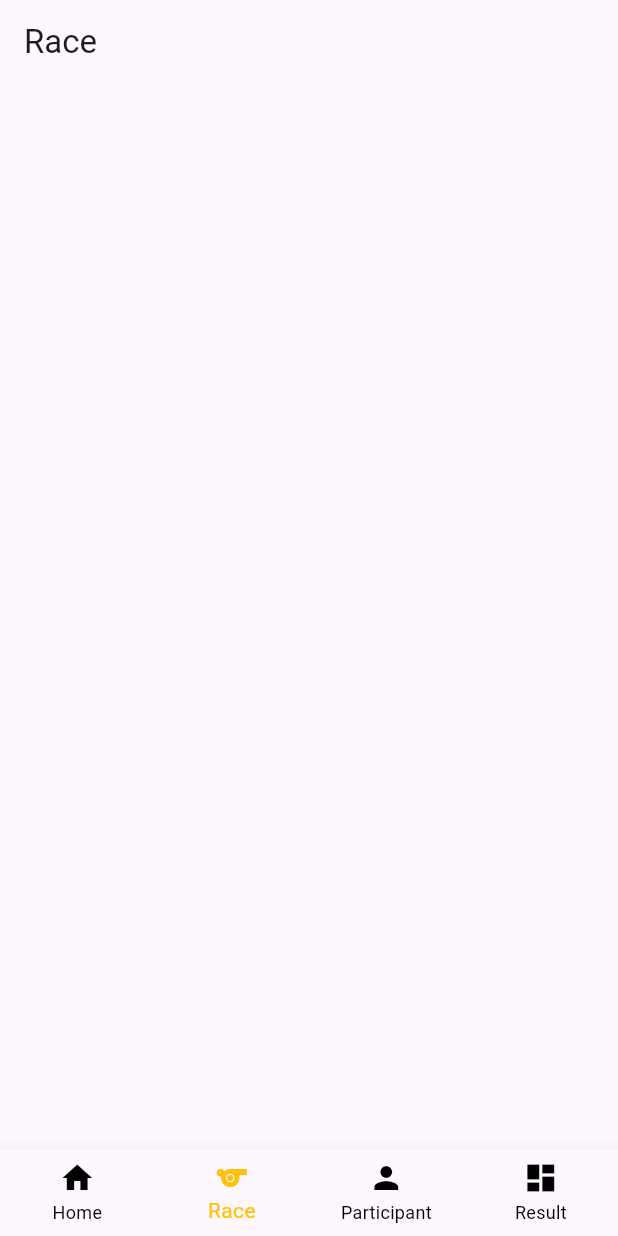
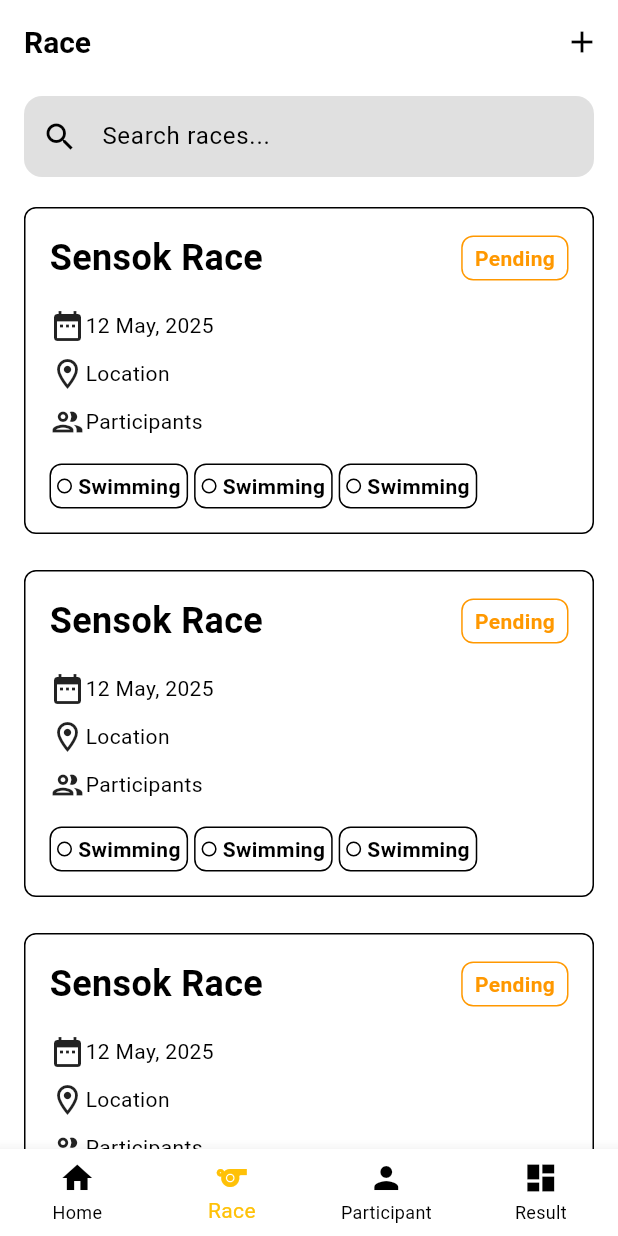
Before and after one commit to chimlimhao/Race-Tracker, a Flutter app: the screen it shows after launch, item 2 of the bottom bar chosen, on a phone screen of 412 x 824 dp. Run offline on Flutter 3.47's test engine with Material 3 defaults, Android fonts, the phone set to English and light mode, and no system bars.

Commit message:
RT-002: Implemented the race screen content(static UI), race creation form, and race detail screen.

```diff
--- a/lib/main.dart
+++ b/lib/main.dart
@@ -11,6 +11,26 @@ class MyApp extends StatelessWidget {
   // This widget is the root of your application.
   @override
   Widget build(BuildContext context) {
-    return MaterialApp(home: NavContainer());
+    return MaterialApp(
+      debugShowCheckedModeBanner: false,
+      theme: ThemeData(
+        scaffoldBackgroundColor: Colors.white,
+        appBarTheme: AppBarTheme(
+          backgroundColor: Colors.white,
+          elevation: 0,
+          iconTheme: IconThemeData(color: Colors.black),
+          titleTextStyle: TextStyle(
+            color: Colors.black,
+            fontSize: 20,
+            fontWeight: FontWeight.bold,
+          ),
+        ),
+        colorScheme: ColorScheme.light(
+          surface: Colors.white,
+          primary: Colors.black,
+        ),
+      ),
+      home: NavContainer(),
+    );
   }
 }
--- a/lib/ui/screens/race_screen.dart
+++ b/lib/ui/screens/race_screen.dart
@@ -1,10 +1,40 @@
 import 'package:flutter/material.dart';
+import 'package:race_tracker/ui/screens/race_form_screen.dart';
+import 'package:race_tracker/ui/screens/widgets/buttons/race_search.dart';
+import 'package:race_tracker/ui/screens/widgets/cards/race_card.dart';
 
 class RaceScreen extends StatelessWidget {
   const RaceScreen({super.key});
 
   @override
   Widget build(BuildContext context) {
-    return Scaffold(appBar: AppBar(title: Text('Race')));
+    return Scaffold(
+      appBar: AppBar(
+        title: Text('Race'),
+        actions: [
+          IconButton(
+            icon: Icon(Icons.add),
+            onPressed: () {
+              Navigator.of(context).push(
+                MaterialPageRoute(builder: (context) => const RaceFormScreen()),
+              );
+            },
+          ),
+        ],
+      ),
+      body: Column(
+        children: [
+          RaceSearch(),
+          Expanded(
+            child: ListView.builder(
+              itemCount: 5,
+              itemBuilder: (context, index) {
+                return RaceCard();
+              },
+            ),
+          ),
+        ],
+      ),
+    );
   }
 }
--- /dev/null
+++ b/lib/ui/screens/widgets/buttons/race_search.dart
@@ -0,0 +1,44 @@
+import 'package:flutter/material.dart';
+
+class RaceSearch extends StatefulWidget {
+  const RaceSearch({super.key});
+
+  @override
+  State<RaceSearch> createState() => _RaceSearchState();
+}
+
+class _RaceSearchState extends State<RaceSearch> {
+  final TextEditingController _searchController = TextEditingController();
+
+  @override
+  void dispose() {
+    _searchController.dispose();
+    super.dispose();
+  }
+
+  @override
+  Widget build(BuildContext context) {
+    return Padding(
+      padding: const EdgeInsets.symmetric(horizontal: 16.0, vertical: 8.0),
+      child: Container(
+        decoration: BoxDecoration(
+          color: Colors.grey[300],
+          borderRadius: BorderRadius.circular(12),
+        ),
+        child: TextField(
+          controller: _searchController,
+          decoration: InputDecoration(
+            hintText: 'Search races...',
+            prefixIcon: Icon(Icons.search),
+            border: InputBorder.none,
+            contentPadding: EdgeInsets.symmetric(vertical: 15),
+          ),
+          onChanged: (value) {
+            // You can implement search logic here
+            print('Searching for: $value');
+          },
+        ),
+      ),
+    );
+  }
+}
--- /dev/null
+++ b/lib/ui/screens/widgets/cards/race_card.dart
@@ -0,0 +1,83 @@
+import 'package:flutter/material.dart';
+import 'package:race_tracker/ui/screens/race_detail_screen.dart';
+import 'package:race_tracker/ui/utils/segment_chip.dart';
+import 'package:race_tracker/ui/utils/status_chip.dart';
+
+class RaceCard extends StatefulWidget {
+  const RaceCard({super.key});
+
+  @override
+  State<RaceCard> createState() => _RaceCardState();
+}
+
+class _RaceCardState extends State<RaceCard> {
+  @override
+  Widget build(BuildContext context) {
+    return InkWell(
+      child: Container(
+        margin: EdgeInsets.symmetric(horizontal: 16, vertical: 12),
+        padding: EdgeInsets.symmetric(vertical: 16),
+        decoration: BoxDecoration(
+          border: Border.all(),
+          borderRadius: BorderRadius.circular(8),
+        ),
+        child: Column(
+          mainAxisSize: MainAxisSize.min,
+          children: [
+            Container(
+              padding: EdgeInsets.symmetric(horizontal: 16),
+              child: Row(
+                mainAxisAlignment: MainAxisAlignment.spaceBetween,
+                children: [
+                  Text(
+                    'Sensok Race',
+                    style: TextStyle(fontSize: 24, fontWeight: FontWeight.bold),
+                  ),
+                  StatusChip(status: Status.pending),
+                ],
+              ),
+            ),
+            SizedBox(height: 16),
+            Container(
+              padding: EdgeInsets.symmetric(horizontal: 16),
+              child: Column(
+                children: [
+                  Row(children: [Icon(Icons.date_range), Text('12 May, 2025')]),
+                  SizedBox(height: 8),
+                  Row(
+                    children: [
+                      Icon(Icons.location_on_outlined),
+                      Text('Location'),
+                    ],
+                  ),
+                  SizedBox(height: 8),
+                  Row(
+                    children: [
+                      Icon(Icons.people_outline_outlined),
+                      Text('Participants'),
+                    ],
+                  ),
+                  SizedBox(height: 16),
+                  Row(
+                    children: [
+                      SegmentChip(),
+                      SizedBox(width: 4),
+                      SegmentChip(),
+                      SizedBox(width: 4),
+                      SegmentChip(),
+                    ],
+                  ),
+                ],
+              ),
+            ),
+          ],
+        ),
+      ),
+      onTap: () {
+        Navigator.of(context).push(
+          MaterialPageRoute(builder: (context) => const RaceDetailScreen()),
+        );
+      },
+    );
+  }
+}
--- /dev/null
+++ b/lib/ui/utils/segment_chip.dart
@@ -0,0 +1,35 @@
+import 'package:flutter/material.dart';
+
+class SegmentChip extends StatefulWidget {
+  const SegmentChip({super.key});
+
+  @override
+  State<SegmentChip> createState() => _SegmentChipState();
+}
+
+class _SegmentChipState extends State<SegmentChip> {
+  @override
+  Widget build(BuildContext context) {
+    return Container(
+      decoration: BoxDecoration(
+        border: Border.all(),
+        borderRadius: BorderRadius.circular(8),
+      ),
+      padding: EdgeInsets.all(4),
+      child: Row(
+        children: [
+          Container(
+            decoration: BoxDecoration(
+              border: Border.all(),
+              borderRadius: BorderRadius.circular(50),
+            ),
+            width: 10,
+            height: 10,
+          ),
+          SizedBox(width: 4),
+          Text('Swimming', style: TextStyle(fontWeight: FontWeight.bold)),
+        ],
+      ),
+    );
+  }
+}
--- /dev/null
+++ b/lib/ui/utils/status_chip.dart
@@ -0,0 +1,54 @@
+import 'package:flutter/material.dart';
+
+enum Status { pending, active, completed }
+
+class StatusChip extends StatefulWidget {
+  final Status status;
+
+  const StatusChip({super.key, this.status = Status.pending});
+
+  @override
+  State<StatusChip> createState() => _StatusChipState();
+}
+
+class _StatusChipState extends State<StatusChip> {
+  String getStatusText(Status status) {
+    switch (status) {
+      case Status.pending:
+        return 'Pending';
+      case Status.active:
+        return 'Active';
+      case Status.completed:
+        return 'Completed';
+    }
+  }
+
+  Color getStatusColor(Status status) {
+    switch (status) {
+      case Status.pending:
+        return Colors.orange;
+      case Status.active:
+        return Colors.green;
+      case Status.completed:
+        return Colors.blue;
+    }
+  }
+
+  @override
+  Widget build(BuildContext context) {
+    return Container(
+      decoration: BoxDecoration(
+        border: Border.all(color: getStatusColor(widget.status)),
+        borderRadius: BorderRadius.circular(8),
+      ),
+      padding: EdgeInsets.symmetric(horizontal: 8, vertical: 4),
+      child: Text(
+        getStatusText(widget.status),
+        style: TextStyle(
+          fontWeight: FontWeight.bold,
+          color: getStatusColor(widget.status),
+        ),
+      ),
+    );
+  }
+}
```
Also changed, not shown: lib/ui/screens/race_detail_screen.dart (added, +14 -0 lines), lib/ui/screens/race_form_screen.dart (added, +19 -0 lines), lib/ui/screens/widgets/buttons/race_button.dart (+59 -0 lines), lib/ui/screens/widgets/cards/race_detail_card.dart (added, +111 -0 lines), lib/ui/screens/widgets/cards/race_form.dart (added, +192 -0 lines), lib/ui/screens/widgets/cards/segment_card.dart (deleted).
